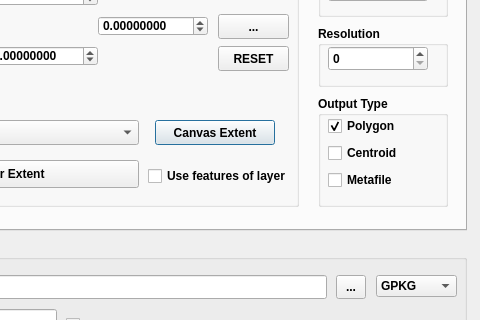
Old version of the form dggrid_dialog_base.ui in the repository allixender/QDGGS; both pictures show x 164 to 644 and y 90 to 410 of the 644 by 559 pixel window.
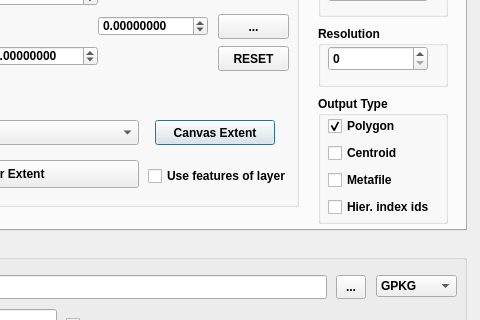
New version of the form.

Commit message:
tab 0: optional hier index ids (Z7/Z3/ZORDER digit string), default SEQNUM
checkbox only enabled for HIER_SYS grids, output usable in tab 1 via get selected

```diff
--- a/dggrid_dialog_base.ui
+++ b/dggrid_dialog_base.ui
@@ -387,7 +387,7 @@
        <x>470</x>
        <y>150</y>
        <width>130</width>
-       <height>111</height>
+       <height>128</height>
       </rect>
      </property>
      <property name="font">
@@ -441,6 +441,22 @@
        <string>Metafile</string>
       </property>
      </widget>
+     <widget class="QCheckBox" name="chb_hierndx">
+      <property name="geometry">
+       <rect>
+        <x>10</x>
+        <y>101</y>
+        <width>115</width>
+        <height>20</height>
+       </rect>
+      </property>
+      <property name="toolTip">
+       <string>hierarchical cell ids (Z7/Z3/ZORDER digit string) instead of SEQNUM</string>
+      </property>
+      <property name="text">
+       <string>Hier. index ids</string>
+      </property>
+     </widget>
     </widget>
    </widget>
    <widget class="QWidget" name="tab_2">
```
The commit also changes 1 other file.
